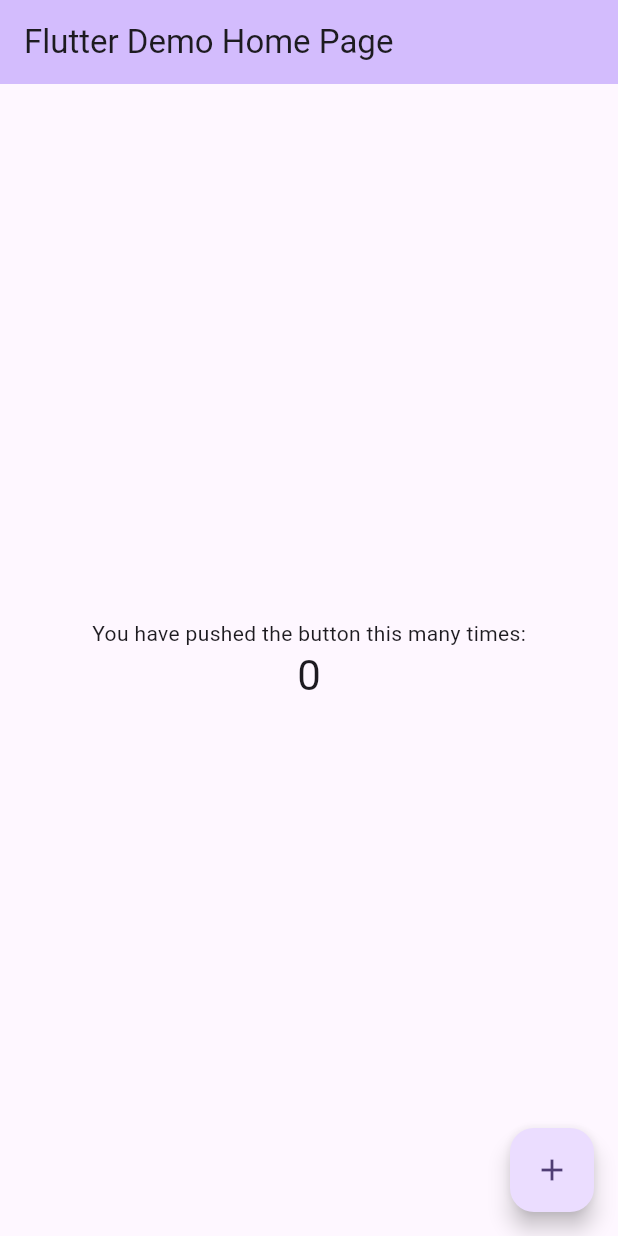
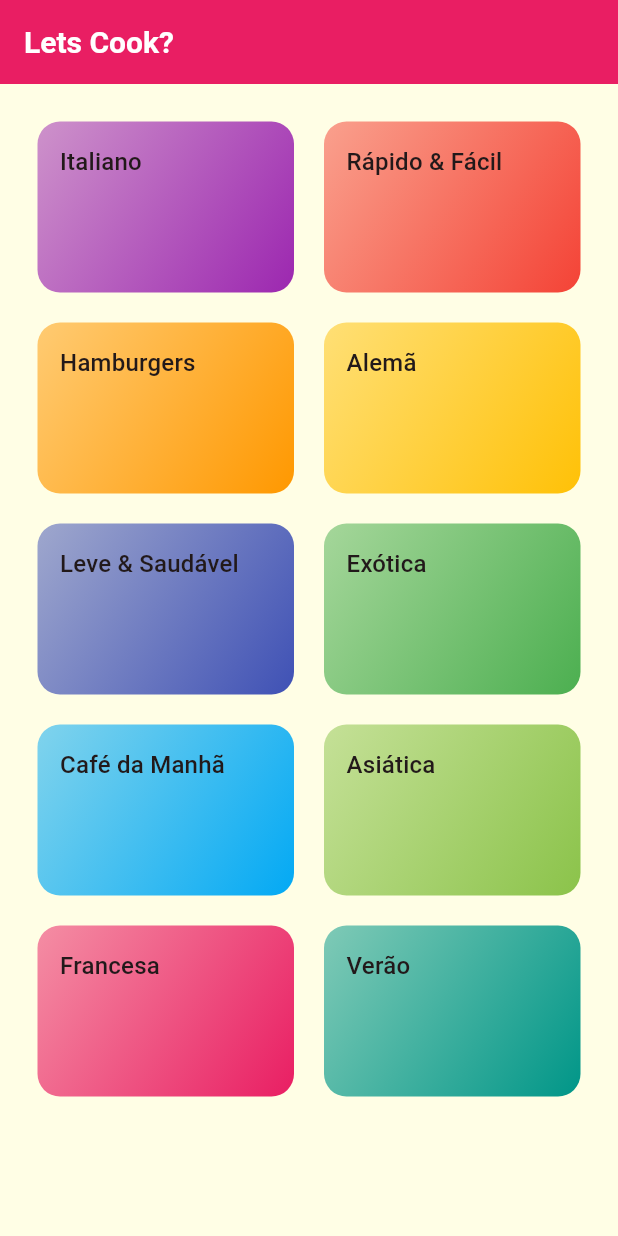
Before and after one commit to gmarcospires/Cursos, a Flutter app: the screen it shows after launch, on a phone screen of 412 x 824 dp. Run offline on Flutter 3.47's test engine with Material 3 defaults, Android fonts, the phone set to English and light mode, and no system bars; our stand-ins replace google_fonts; missing offline and left inert: shadcn_ui.

Commit message:
Implementando aulas

```diff
--- /dev/null
+++ b/meals/lib/components/category_item.dart
@@ -0,0 +1,54 @@
+import 'package:flutter/material.dart';
+import 'package:meals/models/category.dart';
+import 'package:meals/utils/app_routes.dart';
+
+class CategoryItem extends StatelessWidget {
+  final Category category;
+
+  const CategoryItem(this.category, {super.key});
+
+  void _selectCategory(BuildContext context) {
+    Navigator.of(context).pushNamed(
+      AppRoutes.categoriesMeals,
+      arguments: category,
+    );
+
+    // Navigator.of(context).push(
+    //   MaterialPageRoute(builder: (_) {
+    //     return CategoriesMealsScreen(category);
+    //   }),
+    // );
+  }
+
+  @override
+  Widget build(BuildContext context) {
+    return InkWell(
+      onTap: () => _selectCategory(context),
+      borderRadius: BorderRadius.circular(15),
+      splashColor: Theme.of(context).colorScheme.primary,
+      child: Container(
+        padding: const EdgeInsets.all(15),
+        decoration: BoxDecoration(
+          borderRadius: BorderRadius.circular(15),
+          gradient: LinearGradient(
+            colors: [
+              category.color.withValues(
+                alpha: 1 * 0.5,
+                red: category.color.r,
+                green: category.color.g,
+                blue: category.color.b,
+              ),
+              category.color,
+            ],
+            begin: Alignment.topLeft,
+            end: Alignment.bottomRight,
+          ),
+        ),
+        child: Text(
+          category.title,
+          style: Theme.of(context).textTheme.titleMedium,
+        ),
+      ),
+    );
+  }
+}
--- /dev/null
+++ b/meals/lib/enums/complexity.dart
@@ -0,0 +1,5 @@
+enum Complexity {
+  simple,
+  challenging,
+  hard,
+}
--- /dev/null
+++ b/meals/lib/enums/cost.dart
@@ -0,0 +1,5 @@
+enum Cost {
+  cheap,
+  fair,
+  expensive,
+}
--- a/meals/lib/main.dart
+++ b/meals/lib/main.dart
@@ -1,6 +1,18 @@
 import 'package:flutter/material.dart';
+import 'package:flutter_localizations/flutter_localizations.dart';
+import 'package:google_fonts/google_fonts.dart';
+import 'package:meals/screens/categories_screen.dart';
+import 'package:intl/date_symbol_data_local.dart';
+import 'package:intl/intl.dart';
+import 'package:meals/screens/categories_meals_screen.dart';
+import 'package:meals/utils/app_routes.dart';
 
-void main() {
+void main() async {
+  WidgetsFlutterBinding.ensureInitialized();
+
+  await initializeDateFormatting('pt_BR', null);
+  Intl.defaultLocale = 'pt_BR';
+
   runApp(const MyApp());
 }
 
@@ -11,115 +23,61 @@ class MyApp extends StatelessWidget {
   @override
   Widget build(BuildContext context) {
     return MaterialApp(
-      title: 'Flutter Demo',
-      theme: ThemeData(
-        // This is the theme of your application.
-        //
-        // TRY THIS: Try running your application with "flutter run". You'll see
-        // the application has a purple toolbar. Then, without quitting the app,
-        // try changing the seedColor in the colorScheme below to Colors.green
-        // and then invoke "hot reload" (save your changes or press the "hot
-        // reload" button in a Flutter-supported IDE, or press "r" if you used
-        // the command line to start the app).
-        //
-        // Notice that the counter didn't reset back to zero; the application
-        // state is not lost during the reload. To reset the state, use hot
-        // restart instead.
-        //
-        // This works for code too, not just values: Most code changes can be
-        // tested with just a hot reload.
-        colorScheme: ColorScheme.fromSeed(seedColor: Colors.deepPurple),
+      title: 'DeliMeals',
+      supportedLocales: [Locale('pt', 'BR')],
+      localizationsDelegates: [
+        GlobalMaterialLocalizations.delegate,
+        GlobalWidgetsLocalizations.delegate,
+        GlobalCupertinoLocalizations.delegate,
+      ],
+      themeMode: ThemeMode.system,
+      darkTheme: ThemeData(
+        canvasColor: Color.fromRGBO(255, 254, 229, 0.1),
+        colorScheme: ColorScheme.fromSeed(
+          primary: Colors.pink,
+          secondary: Colors.amber,
+          seedColor: Colors.pink,
+          surface: Color.fromRGBO(255, 254, 229, 0.1),
+          brightness: Brightness.dark,
+        ),
+        appBarTheme: AppBarTheme.of(context).copyWith(
+          backgroundColor: Colors.pink,
+          titleTextStyle: GoogleFonts.roboto().copyWith(
+            fontSize: 20,
+            fontWeight: FontWeight.bold,
+            color: Colors.white,
+          ),
+          iconTheme: IconThemeData(color: Colors.white),
+        ),
+        fontFamily: GoogleFonts.roboto().fontFamily,
         useMaterial3: true,
       ),
-      home: const MyHomePage(title: 'Flutter Demo Home Page'),
+      theme: ThemeData(
+        canvasColor: Color.fromRGBO(255, 254, 229, 1),
+        useMaterial3: true,
+        fontFamily: GoogleFonts.roboto().fontFamily,
+        colorScheme: ColorScheme.fromSeed(
+          primary: Colors.pink,
+          secondary: Colors.amber,
+          seedColor: Colors.pink,
+          surface: Color.fromRGBO(255, 254, 229, 1),
+          brightness: Brightness.light,
+        ),
+        appBarTheme: AppBarTheme.of(context).copyWith(
+          backgroundColor: Colors.pink,
+          titleTextStyle: GoogleFonts.roboto().copyWith(
+            fontSize: 20,
+            fontWeight: FontWeight.bold,
+            color: Colors.white,
+          ),
+          iconTheme: IconThemeData(color: Colors.white),
+        ),
+      ),
+      home: const CategoriesScreen(),
+      // initialRoute: '/',
+      routes: {
+        AppRoutes.categoriesMeals: (ctx) => const CategoriesMealsScreen(),
+      },
     );
   }
 }
-
-class MyHomePage extends StatefulWidget {
-  const MyHomePage({super.key, required this.title});
-
-  // This widget is the home page of your application. It is stateful, meaning
-  // that it has a State object (defined below) that contains fields that affect
-  // how it looks.
-
-  // This class is the configuration for the state. It holds the values (in this
-  // case the title) provided by the parent (in this case the App widget) and
-  // used by the build method of the State. Fields in a Widget subclass are
-  // always marked "final".
-
-  final String title;
-
-  @override
-  State<MyHomePage> createState() => _MyHomePageState();
-}
-
-class _MyHomePageState extends State<MyHomePage> {
-  int _counter = 0;
-
-  void _incrementCounter() {
-    setState(() {
-      // This call to setState tells the Flutter framework that something has
-      // changed in this State, which causes it to rerun the build method below
-      // so that the display can reflect the updated values. If we changed
-      // _counter without calling setState(), then the build method would not be
-      // called again, and so nothing would appear to happen.
-      _counter++;
-    });
-  }
-
-  @override
-  Widget build(BuildContext context) {
-    // This method is rerun every time setState is called, for instance as done
-    // by the _incrementCounter method above.
-    //
-    // The Flutter framework has been optimized to make rerunning build methods
-    // fast, so that you can just rebuild anything that needs updating rather
-    // than having to individually change instances of widgets.
-    return Scaffold(
-      appBar: AppBar(
-        // TRY THIS: Try changing the color here to a specific color (to
-        // Colors.amber, perhaps?) and trigger a hot reload to see the AppBar
-        // change color while the other colors stay the same.
-        backgroundColor: Theme.of(context).colorScheme.inversePrimary,
-        // Here we take the value from the MyHomePage object that was created by
-        // the App.build method, and use it to set our appbar title.
-        title: Text(widget.title),
-      ),
-      body: Center(
-        // Center is a layout widget. It takes a single child and positions it
-        // in the middle of the parent.
-        child: Column(
-          // Column is also a layout widget. It takes a list of children and
-          // arranges them vertically. By default, it sizes itself to fit its
-          // children horizontally, and tries to be as tall as its parent.
-          //
-          // Column has various properties to control how it sizes itself and
-          // how it positions its children. Here we use mainAxisAlignment to
-          // center the children vertically; the main axis here is the vertical
-          // axis because Columns are vertical (the cross axis would be
-          // horizontal).
-          //
-          // TRY THIS: Invoke "debug painting" (choose the "Toggle Debug Paint"
-          // action in the IDE, or press "p" in the console), to see the
-          // wireframe for each widget.
-          mainAxisAlignment: MainAxisAlignment.center,
-          children: <Widget>[
-            const Text(
-              'You have pushed the button this many times:',
-            ),
-            Text(
-              '$_counter',
-              style: Theme.of(context).textTheme.headlineMedium,
-            ),
-          ],
-        ),
-      ),
-      floatingActionButton: FloatingActionButton(
-        onPressed: _incrementCounter,
-        tooltip: 'Increment',
-        child: const Icon(Icons.add),
-      ), // This trailing comma makes auto-formatting nicer for build methods.
-    );
-  }
-}
--- /dev/null
+++ b/meals/lib/models/category.dart
@@ -0,0 +1,13 @@
+import 'package:flutter/material.dart';
+
+class Category {
+  final String id;
+  final String title;
+  final Color color;
+
+  const Category({
+    required this.id,
+    required this.title,
+    this.color = Colors.grey,
+  });
+}
--- /dev/null
+++ b/meals/lib/screens/categories_screen.dart
@@ -0,0 +1,33 @@
+import 'package:flutter/material.dart';
+import 'package:meals/components/category_item.dart';
+import 'package:meals/data/dummy_data.dart';
+
+class CategoriesScreen extends StatelessWidget {
+  const CategoriesScreen({super.key});
+
+  @override
+  Widget build(BuildContext context) {
+    return Scaffold(
+      appBar: AppBar(
+        title: const Text('Lets Cook?'),
+      ),
+      body: SafeArea(
+        child: GridView(
+          padding: const EdgeInsets.all(25),
+          gridDelegate: const SliverGridDelegateWithMaxCrossAxisExtent(
+            maxCrossAxisExtent: 200, // maximo de largura de cada item
+            childAspectRatio: 3 / 2, // proporção de cada item
+            crossAxisSpacing: 20, // espaço entre os itens
+            mainAxisSpacing: 20, // espaço entre as linhas
+          ),
+          children: dummyCategories.map((cat) {
+            return CategoryItem(
+              cat,
+              key: ValueKey(cat.id),
+            );
+          }).toList(),
+        ),
+      ),
+    );
+  }
+}
--- /dev/null
+++ b/meals/lib/utils/app_routes.dart
@@ -0,0 +1,4 @@
+class AppRoutes {
+  static const home = '/';
+  static const categoriesMeals = '/categories-meals';
+}
--- a/meals/pubspec.yaml
+++ b/meals/pubspec.yaml
@@ -34,6 +34,10 @@ dependencies:
   # The following adds the Cupertino Icons font to your application.
   # Use with the CupertinoIcons class for iOS style icons.
   cupertino_icons: ^1.0.8
+  flutter_localizations:
+    sdk: flutter
+  google_fonts: ^6.2.1
+  intl: ^0.19.0
 
 dev_dependencies:
   flutter_test:
```
Also changed, not shown: meals/lib/data/dummy_data.dart (added, +383 -0 lines), meals/lib/models/meal.dart (added, +34 -0 lines), meals/lib/screens/categories_meals_screen.dart (added, +34 -0 lines), meals/pubspec.lock, 1 other file.
